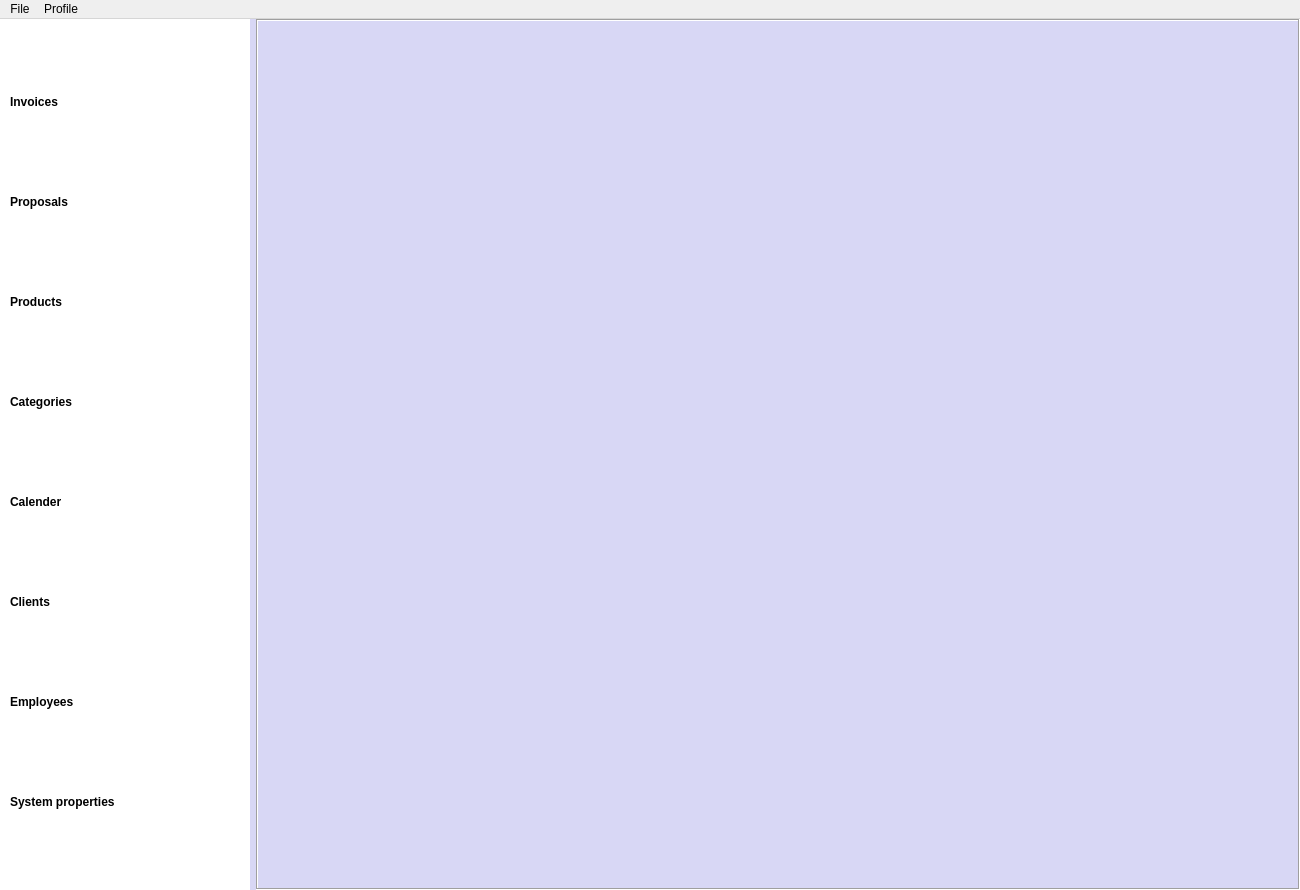
This is forms/main_window_GUI.ui in nasserahmed96/invoces_manager as Qt 5 draws it before an edit. The edited form follows.
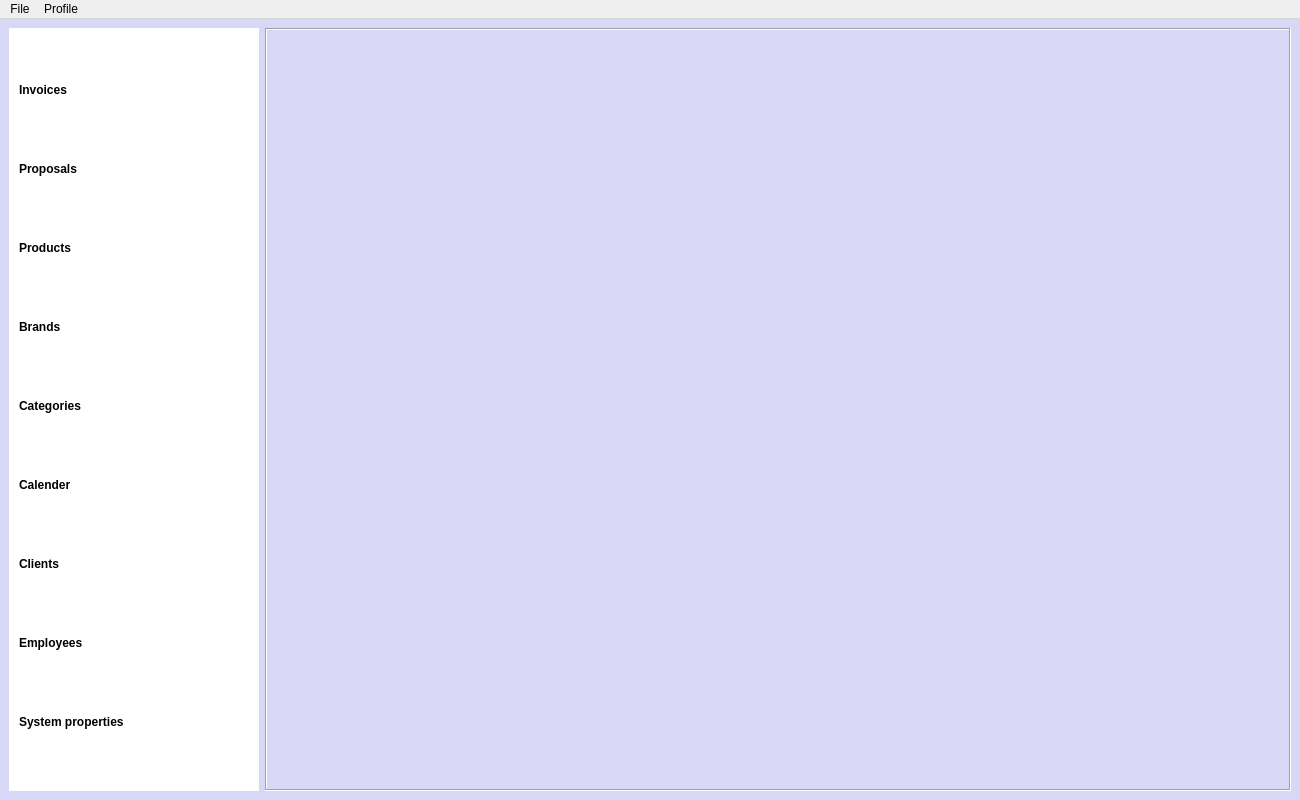
This is the edited form. The open tabs and pages were chosen to show the change. Icons and pictures are not drawn.

Commit message: Creating class base manager to be the base class for all managers, added brands manafer and refactoring it ro base manager

```diff
--- a/forms/main_window_GUI.ui
+++ b/forms/main_window_GUI.ui
@@ -7,7 +7,7 @@
     <x>0</x>
     <y>0</y>
     <width>1300</width>
-    <height>890</height>
+    <height>800</height>
    </rect>
   </property>
   <property name="sizePolicy">
@@ -52,18 +52,6 @@
   </property>
   <widget class="QWidget" name="centralwidget">
    <layout class="QHBoxLayout" name="horizontalLayout">
-    <property name="leftMargin">
-     <number>0</number>
-    </property>
-    <property name="topMargin">
-     <number>0</number>
-    </property>
-    <property name="rightMargin">
-     <number>0</number>
-    </property>
-    <property name="bottomMargin">
-     <number>0</number>
-    </property>
     <item>
      <widget class="QWidget" name="SideBar" native="true">
       <property name="sizePolicy">
@@ -105,9 +93,6 @@
             }</string>
       </property>
       <layout class="QVBoxLayout" name="verticalLayout">
-       <property name="sizeConstraint">
-        <enum>QLayout::SetMinimumSize</enum>
-       </property>
        <item>
         <widget class="QPushButton" name="invoices_btn">
          <property name="sizePolicy">
@@ -124,7 +109,6 @@
          </property>
          <property name="font">
           <font>
-           <weight>75</weight>
            <bold>true</bold>
            <underline>false</underline>
            <strikeout>false</strikeout>
@@ -168,7 +152,6 @@
          </property>
          <property name="font">
           <font>
-           <weight>75</weight>
            <bold>true</bold>
            <underline>false</underline>
            <strikeout>false</strikeout>
@@ -211,7 +194,6 @@
          </property>
          <property name="font">
           <font>
-           <weight>75</weight>
            <bold>true</bold>
            <underline>false</underline>
            <strikeout>false</strikeout>
@@ -238,6 +220,48 @@
          </property>
         </widget>
        </item>
+       <item>
+        <widget class="QPushButton" name="brands_btn">
+         <property name="sizePolicy">
+          <sizepolicy hsizetype="Fixed" vsizetype="Fixed">
+           <horstretch>0</horstretch>
+           <verstretch>0</verstretch>
+          </sizepolicy>
+         </property>
+         <property name="minimumSize">
+          <size>
+           <width>200</width>
+           <height>40</height>
+          </size>
+         </property>
+         <property name="font">
+          <font>
+           <bold>true</bold>
+           <underline>false</underline>
+           <strikeout>false</strikeout>
+          </font>
+         </property>
+         <property name="toolTip">
+          <string>Manage products, and get reports about the,</string>
+         </property>
+         <property name="styleSheet">
+          <string notr="true"/>
+         </property>
+         <property name="text">
+          <string>Brands</string>
+         </property>
+         <property name="icon">
+          <iconset resource="../resources.qrc">
+           <normaloff>:/icons/Icons/brands_icon.png</normaloff>:/icons/Icons/brands_icon.png</iconset>
+         </property>
+         <property name="iconSize">
+          <size>
+           <width>24</width>
+           <height>24</height>
+          </size>
+         </property>
+        </widget>
+       </item>
        <item>
         <widget class="QPushButton" name="categories_btn">
          <property name="sizePolicy">
@@ -254,7 +278,6 @@
          </property>
          <property name="font">
           <font>
-           <weight>75</weight>
            <bold>true</bold>
            <underline>false</underline>
            <strikeout>false</strikeout>
@@ -306,7 +329,6 @@
          </property>
          <property name="font">
           <font>
-           <weight>75</weight>
            <bold>true</bold>
            <underline>false</underline>
            <strikeout>false</strikeout>
@@ -355,7 +377,6 @@
          </property>
          <property name="font">
           <font>
-           <weight>75</weight>
            <bold>true</bold>
            <underline>false</underline>
            <strikeout>false</strikeout>
@@ -404,7 +425,6 @@
          </property>
          <property name="font">
           <font>
-           <weight>75</weight>
            <bold>true</bold>
            <underline>false</underline>
            <strikeout>false</strikeout>
@@ -453,7 +473,6 @@
          </property>
          <property name="font">
           <font>
-           <weight>75</weight>
            <bold>true</bold>
            <underline>false</underline>
            <strikeout>false</strikeout>
@@ -501,7 +520,7 @@
        <number>0</number>
       </property>
       <widget class="QWidget" name="page"/>
-      <widget class="QWidget" name=""/>
+      <widget class="QWidget" name="widget"/>
       <widget class="QWidget" name="page_2"/>
      </widget>
     </item>
```
Left out of the diff: 5 changed lines with no effect on the pictures. The commit also changes 20 other files.
